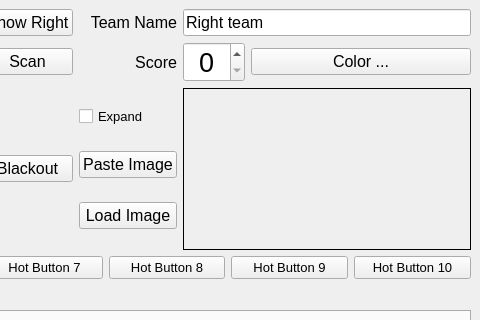
This is ImproTronControlPanel.ui in guywinterbotham/ImproTron as Qt 5 draws it before an edit; both pictures show x 760 to 1240 and y 0 to 320 of the 1240 by 661 pixel window. The edited form follows.
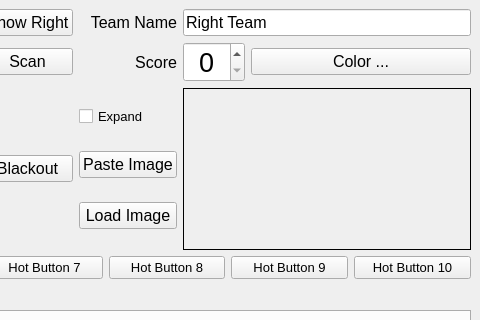
This is the edited form.

Commit message: Added thingz object, management and basic show to improtron

What changed in the file:
```diff
--- a/ImproTronControlPanel.ui
+++ b/ImproTronControlPanel.ui
@@ -1620,7 +1620,7 @@
          </font>
         </property>
         <property name="text">
-         <string>Right team</string>
+         <string>Right Team</string>
         </property>
        </widget>
       </item>
```
Left out of the diff: 2 changed lines with no effect on the pictures. The commit also changes 2 other files.
